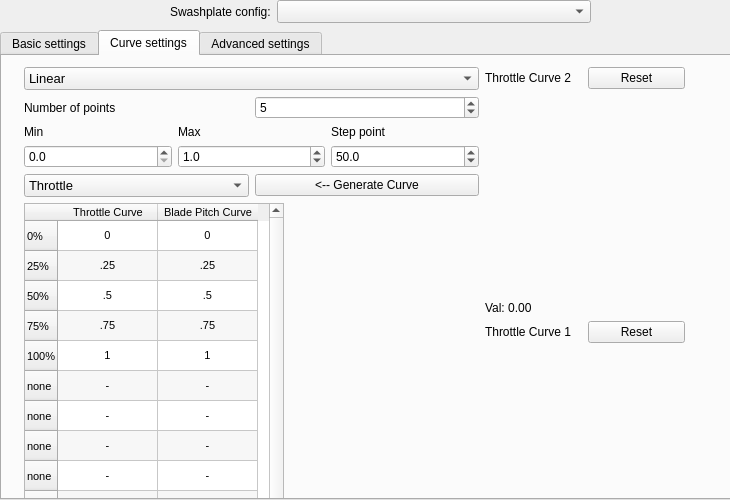
The window that ground/src/plugins/config/ccpm.ui (openpilot/OpenPilot) describes before a commit, drawn with Qt 5.
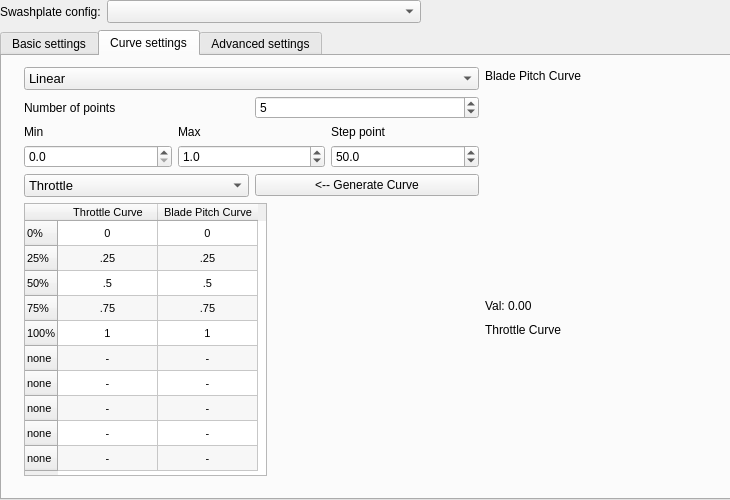
The same window after the commit. The open tabs and pages were chosen to show the change. Custom widgets are drawn as their Qt base class.

Commit message: more modifications to UI for ccpm mixing. will now read back mixer settings from the flight hardware and try to determine the swashplate config automatically. Looks good but only basic testing performed so far. this has not been tested for flight in it's current form. Use at own risk!

```diff
--- a/ground/src/plugins/config/ccpm.ui
+++ b/ground/src/plugins/config/ccpm.ui
@@ -56,7 +56,7 @@
     <attribute name="title">
      <string>Basic settings</string>
     </attribute>
-    <widget class="QWidget" name="">
+    <widget class="QWidget" name="layoutWidget">
      <property name="geometry">
       <rect>
        <x>0</x>
@@ -1053,14 +1053,7 @@
             <item>
              <widget class="QLabel" name="label_41">
               <property name="text">
-               <string>Throttle Curve 2</string>
-              </property>
-             </widget>
-            </item>
-            <item>
-             <widget class="QPushButton" name="pushButton_3">
-              <property name="text">
-               <string>Reset</string>
+               <string>Blade Pitch Curve</string>
               </property>
              </widget>
             </item>
@@ -1104,14 +1097,7 @@
             <item>
              <widget class="QLabel" name="label_39">
               <property name="text">
-               <string>Throttle Curve 1</string>
-              </property>
-             </widget>
-            </item>
-            <item>
-             <widget class="QPushButton" name="pushButton_2">
-              <property name="text">
-               <string>Reset</string>
+               <string>Throttle Curve</string>
               </property>
              </widget>
             </item>
@@ -1156,8 +1142,14 @@
          <widget class="QTableWidget" name="CurveSettings">
           <property name="minimumSize">
            <size>
-            <width>260</width>
-            <height>323</height>
+            <width>243</width>
+            <height>273</height>
+           </size>
+          </property>
+          <property name="maximumSize">
+           <size>
+            <width>243</width>
+            <height>273</height>
            </size>
           </property>
           <property name="font">
@@ -1166,7 +1158,7 @@
            </font>
           </property>
           <property name="verticalScrollBarPolicy">
-           <enum>Qt::ScrollBarAlwaysOn</enum>
+           <enum>Qt::ScrollBarAlwaysOff</enum>
           </property>
           <property name="horizontalScrollBarPolicy">
            <enum>Qt::ScrollBarAlwaysOff</enum>
@@ -1177,6 +1169,18 @@
           <property name="alternatingRowColors">
            <bool>true</bool>
           </property>
+          <attribute name="verticalHeaderDefaultSectionSize">
+           <number>25</number>
+          </attribute>
+          <attribute name="verticalHeaderMinimumSectionSize">
+           <number>25</number>
+          </attribute>
+          <attribute name="verticalHeaderDefaultSectionSize">
+           <number>25</number>
+          </attribute>
+          <attribute name="verticalHeaderMinimumSectionSize">
+           <number>25</number>
+          </attribute>
           <row>
            <property name="text">
             <string>0%</string>
@@ -1824,10 +1828,10 @@
     </widget>
    </widget>
   </widget>
-  <widget class="QWidget" name="">
+  <widget class="QWidget" name="layoutWidget">
    <property name="geometry">
     <rect>
-     <x>170</x>
+     <x>0</x>
      <y>0</y>
      <width>421</width>
      <height>26</height>
```
Left out of the diff: 13 changed lines with no effect on the pictures. The commit also changes 1 other file.
